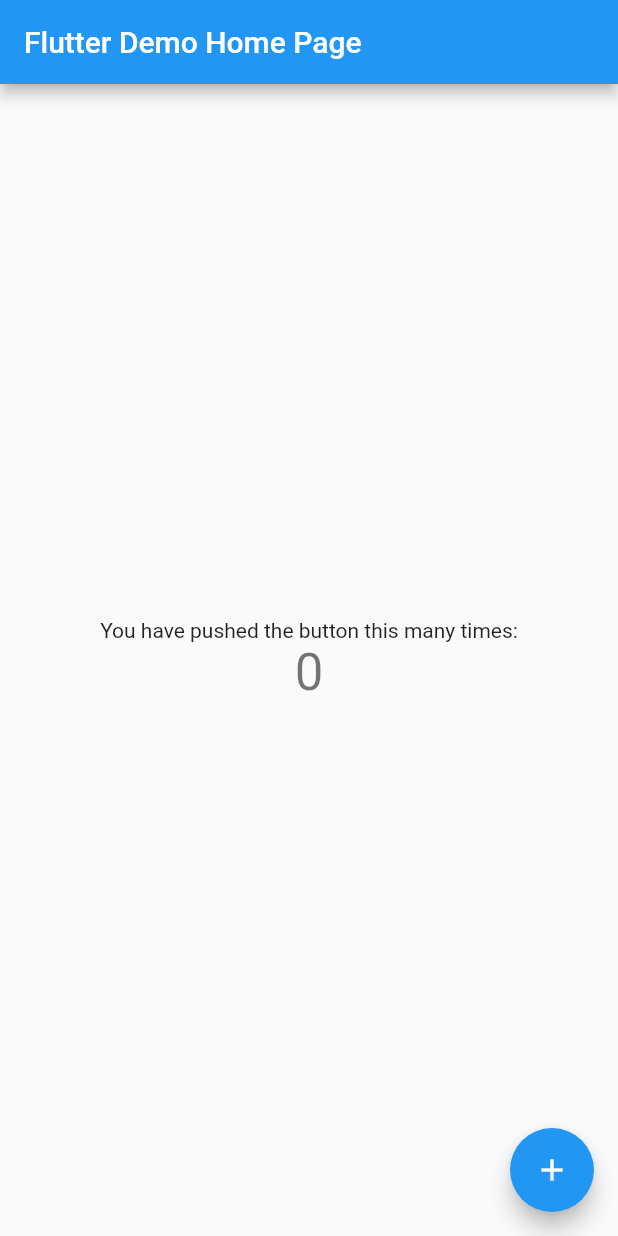
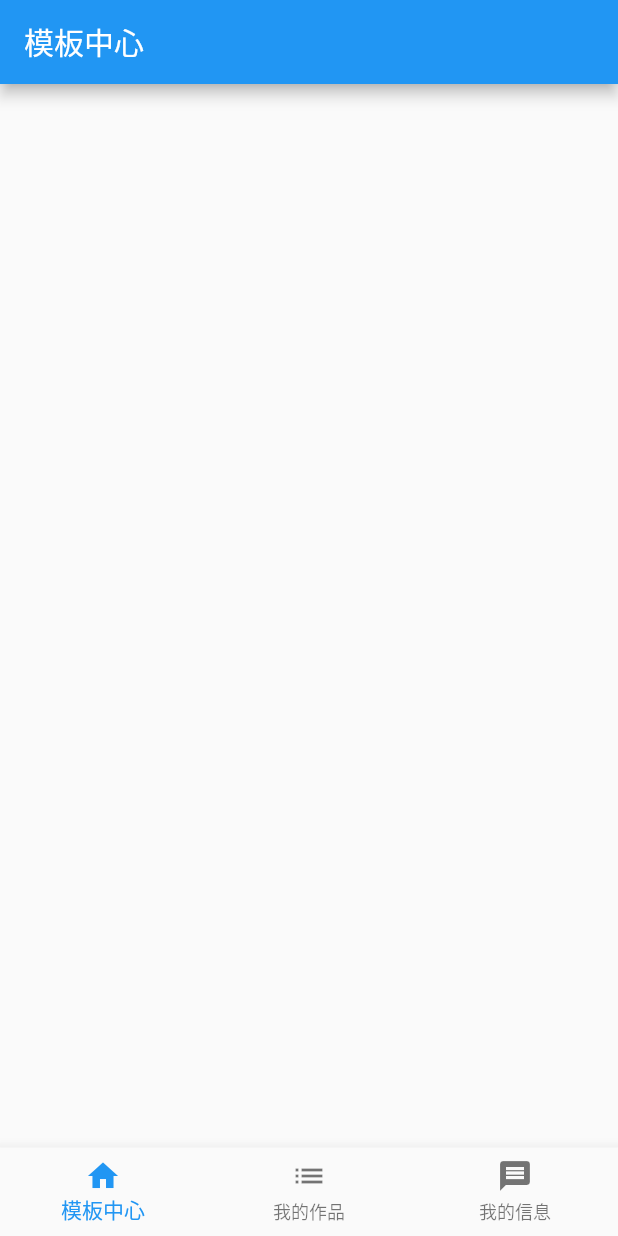
Before and after one commit to JasonZhang2019/FlutterDemo, a Flutter app: the screen it shows after launch, on a phone screen of 412 x 824 dp. Run offline on Flutter 3.47's test engine with Material 2 defaults, Android fonts, the phone set to English and light mode, and no system bars.

```diff
--- /dev/null
+++ b/lib/MainHome.dart
@@ -0,0 +1,53 @@
+import 'package:flutter/material.dart';
+import 'package:flutter_demo/pages/PageOne.dart';
+import 'package:flutter_demo/pages/PageThree.dart';
+import 'package:flutter_demo/pages/PageTwo.dart';
+
+class MainHome extends StatelessWidget {
+  @override
+  Widget build(BuildContext context) => new MaterialApp(home: MyHomePage());
+}
+
+class MyHomePage extends StatefulWidget {
+  @override
+  State<StatefulWidget> createState() => new MyHomePageState();
+}
+
+class MyHomePageState extends State<MyHomePage>
+    with SingleTickerProviderStateMixin {
+  List<Widget> mPages = List<Widget>();
+  int mCurrentIndex = 0;
+
+  @override
+  void initState() {
+    super.initState();
+    mPages..add(PageOne())..add(PageTwo())..add(PageThree());
+  }
+
+  @override
+  Widget build(BuildContext context) {
+    return MaterialApp(
+      title: "首页主界面",
+      theme: ThemeData(primarySwatch: Colors.blue),
+      home: Scaffold(
+        body: mPages[mCurrentIndex],
+        bottomNavigationBar: new BottomNavigationBar(
+          items: [
+            BottomNavigationBarItem(
+                icon: Icon(Icons.home), title: Text('模板中心')),
+            BottomNavigationBarItem(
+                icon: Icon(Icons.list), title: Text('我的作品')),
+            BottomNavigationBarItem(
+                icon: Icon(Icons.message), title: Text('我的信息'))
+          ],
+          currentIndex: mCurrentIndex,
+          onTap: (int index) {
+            setState(() {
+              mCurrentIndex = index;
+            });
+          },
+        ),
+      ),
+    );
+  }
+}
--- a/lib/main.dart
+++ b/lib/main.dart
@@ -1,113 +1,5 @@
 import 'package:flutter/material.dart';
 
-void main() => runApp(MyApp());
+import 'MainHome.dart';
 
-class MyApp extends StatelessWidget {
-  // This widget is the root of your application.
-  @override
-  Widget build(BuildContext context) {
-    return MaterialApp(
-      title: 'Flutter Demo',
-      theme: ThemeData(
-        // This is the theme of your application.
-        //
-        // Try running your application with "flutter run". You'll see the
-        // application has a blue toolbar. Then, without quitting the app, try
-        // changing the primarySwatch below to Colors.green and then invoke
-        // "hot reload" (press "r" in the console where you ran "flutter run",
-        // or simply save your changes to "hot reload" in a Flutter IDE).
-        // Notice that the counter didn't reset back to zero; the application
-        // is not restarted.
-        primarySwatch: Colors.blue,
-      ),
-      home: MyHomePage(title: 'Flutter Demo Home Page'),
-    );
-  }
-}
-
-class MyHomePage extends StatefulWidget {
-  MyHomePage({Key key, this.title}) : super(key: key);
-
-  // This widget is the home page of your application. It is stateful, meaning
-  // that it has a State object (defined below) that contains fields that affect
-  // how it looks.
-
-  // This class is the configuration for the state. It holds the values (in this
-  // case the title) provided by the parent (in this case the App widget) and
-  // used by the build method of the State. Fields in a Widget subclass are
-  // always marked "final".
-
-  final String title;
-
-  @override
-  _MyHomePageState createState() => _MyHomePageState();
-}
-
-class _MyHomePageState extends State<MyHomePage> {
-  int _counter = 0;
-
-  void _incrementCounter() {
-    setState(() {
-      // This call to setState tells the Flutter framework that something has
-      // changed in this State, which causes it to rerun the build method below
-      // so that the display can reflect the updated values. If we changed
-      // _counter without calling setState(), then the build method would not be
-      // called again, and so nothing would appear to happen.
-      _counter++;
-    });
-
-    debugPrint("zy_dmeo ---> _counter=$_counter");
-  }
-
-  @override
-  Widget build(BuildContext context) {
-    // This method is rerun every time setState is called, for instance as done
-    // by the _incrementCounter method above.
-    //
-    // The Flutter framework has been optimized to make rerunning build methods
-    // fast, so that you can just rebuild anything that needs updating rather
-    // than having to individually change instances of widgets.
-    return Scaffold(
-      appBar: AppBar(
-        // Here we take the value from the MyHomePage object that was created by
-        // the App.build method, and use it to set our appbar title.
-        title: Text(widget.title),
-      ),
-      body: Center(
-        // Center is a layout widget. It takes a single child and positions it
-        // in the middle of the parent.
-        child: Column(
-          // Column is also layout widget. It takes a list of children and
-          // arranges them vertically. By default, it sizes itself to fit its
-          // children horizontally, and tries to be as tall as its parent.
-          //
-          // Invoke "debug painting" (press "p" in the console, choose the
-          // "Toggle Debug Paint" action from the Flutter Inspector in Android
-          // Studio, or the "Toggle Debug Paint" command in Visual Studio Code)
-          // to see the wireframe for each widget.
-          //
-          // Column has various properties to control how it sizes itself and
-          // how it positions its children. Here we use mainAxisAlignment to
-          // center the children vertically; the main axis here is the vertical
-          // axis because Columns are vertical (the cross axis would be
-          // horizontal).
-          mainAxisAlignment: MainAxisAlignment.center,
-          children: <Widget>[
-            Text(
-              'You have pushed the button this many times:',
-            ),
-            Text(
-              '$_counter',
-              style: Theme.of(context).textTheme.display1,
-            ),
-          ],
-        ),
-      ),
-      floatingActionButton: FloatingActionButton(
-        onPressed: _incrementCounter,
-        tooltip: 'Increment',
-        child: Icon(Icons.add),
-      ), // This trailing comma makes auto-formatting nicer for build methods.
-    );
-  }
-}
+void main() => runApp(MainHome());
--- /dev/null
+++ b/lib/pages/PageOne.dart
@@ -0,0 +1,14 @@
+import 'package:flutter/material.dart';
+
+class PageOne extends StatelessWidget {
+  @override
+  Widget build(BuildContext context) {
+    return MaterialApp(
+      title: "模板中心",
+      theme: ThemeData(primarySwatch: Colors.blue),
+      home: Scaffold(
+        appBar: AppBar(title: Text("模板中心")),
+      ),
+    );
+  }
+}
--- /dev/null
+++ b/lib/pages/PageThree.dart
@@ -0,0 +1,14 @@
+import 'package:flutter/material.dart';
+
+class PageThree extends StatelessWidget {
+  @override
+  Widget build(BuildContext context) {
+    return MaterialApp(
+      title: "我的信息",
+      theme: ThemeData(primarySwatch: Colors.blue),
+      home: Scaffold(
+        appBar: AppBar(title: Text("我的信息")),
+      ),
+    );
+  }
+}
--- /dev/null
+++ b/lib/pages/PageTwo.dart
@@ -0,0 +1,14 @@
+import 'package:flutter/material.dart';
+
+class PageTwo extends StatelessWidget {
+  @override
+  Widget build(BuildContext context) {
+    return MaterialApp(
+      title: "我的作品",
+      theme: ThemeData(primarySwatch: Colors.blue),
+      home: Scaffold(
+        appBar: AppBar(title: Text("我的作品")),
+      ),
+    );
+  }
+}
--- a/pubspec.yaml
+++ b/pubspec.yaml
@@ -1,4 +1,4 @@
-name: zy_flutter_demo_app
+name: flutter_demo
 description: A new Flutter application.
 
 # The following defines the version and build number for your application.
```
Also changed, not shown: pubspec.lock, 7 other files.
